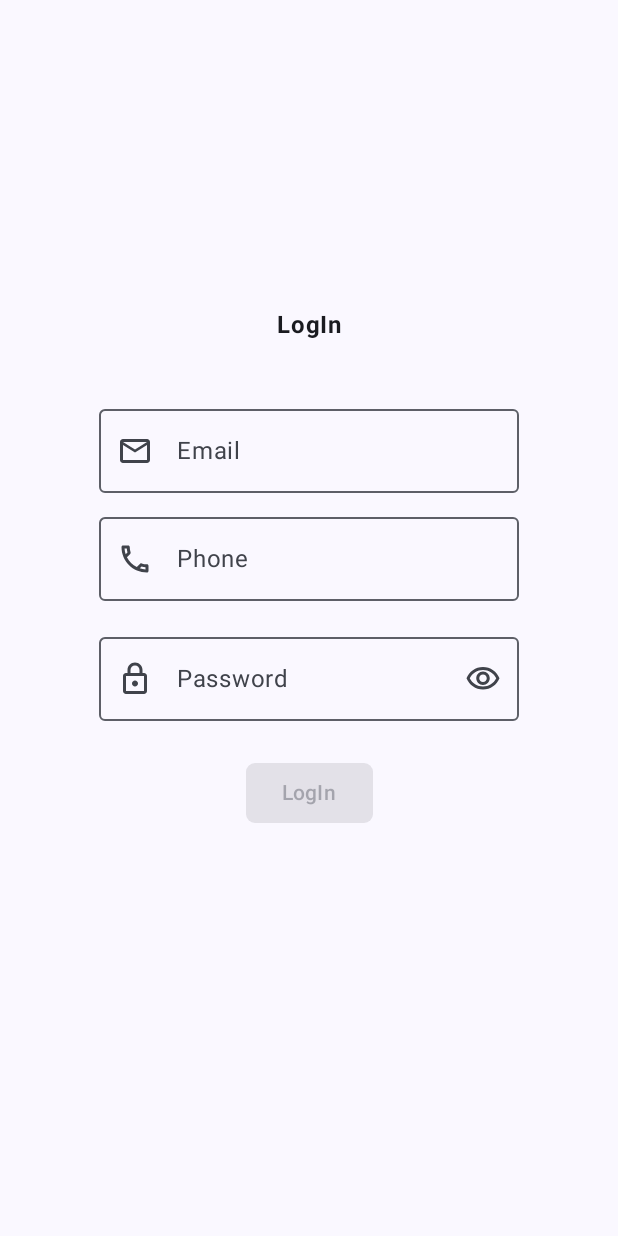
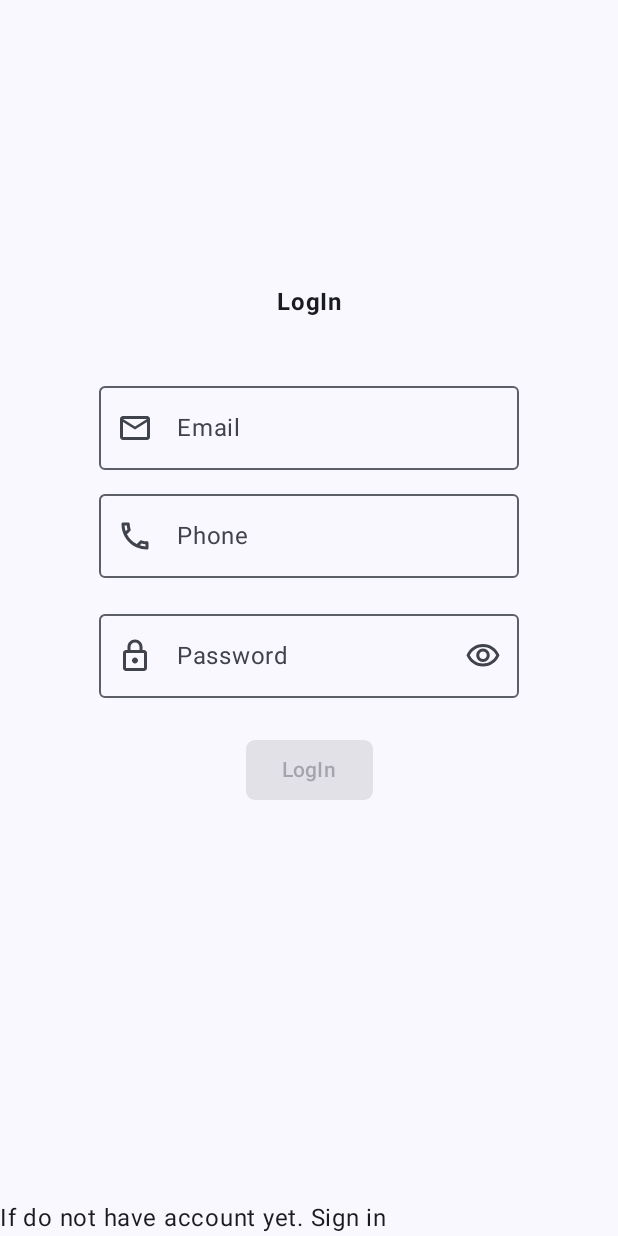
Before and after one commit to CarlosCGA/MyLogin, an Android app built with Jetpack Compose: the screen it shows after launch (MainActivity), on a phone screen of 412 x 824 dp. Run offline under Robolectric (Android 15) with nearby library versions, the phone set to English and light mode, and no system bars; our stand-ins replace Dagger/Hilt's generated code, livedata-compose.

Commit message:
add sign in text

```diff
--- a/app/src/main/java/com/cazulabs/mylogin/logIn/ui/LogInScreen.kt
+++ b/app/src/main/java/com/cazulabs/mylogin/logIn/ui/LogInScreen.kt
@@ -37,8 +37,6 @@ import androidx.compose.ui.unit.dp
 fun LogInScreen(logInViewModel: LogInViewModel) {
 
     Box(modifier = Modifier.fillMaxSize()) {
-        //Header(modifier = Modifier.align(Alignment.TopCenter))
-        //Body(modifier = Modifier.align(Alignment.Center))
         Column(modifier = Modifier.fillMaxWidth()) {
             Spacer(modifier = Modifier.weight(0.33F))
             Body(
@@ -47,9 +45,18 @@ fun LogInScreen(logInViewModel: LogInViewModel) {
                     .align(Alignment.CenterHorizontally),
                 logInViewModel
             )
+            Spacer(modifier = Modifier.size(36.dp))
+            Footer(
+                modifier = Modifier.align(Alignment.CenterHorizontally)
+            )
         }
 
     }
+}
+
+@Composable
+fun Footer(modifier: Modifier) {
+    Text(text = "If do not have account yet. Sign in")
 }
 
 @Composable
@@ -180,10 +187,11 @@ fun ButtonLogIn(modifier: Modifier, isLogInEnabled: Boolean, logInViewModel: Log
     }
 }
 
+
 /*
 @Preview(showSystemUi = true)
 @Composable
 fun PreviewLogInScreen() {
-    LogInScreen(LogInViewModel())
+    LogInScreen(logInViewModel)
 }
 */
```
